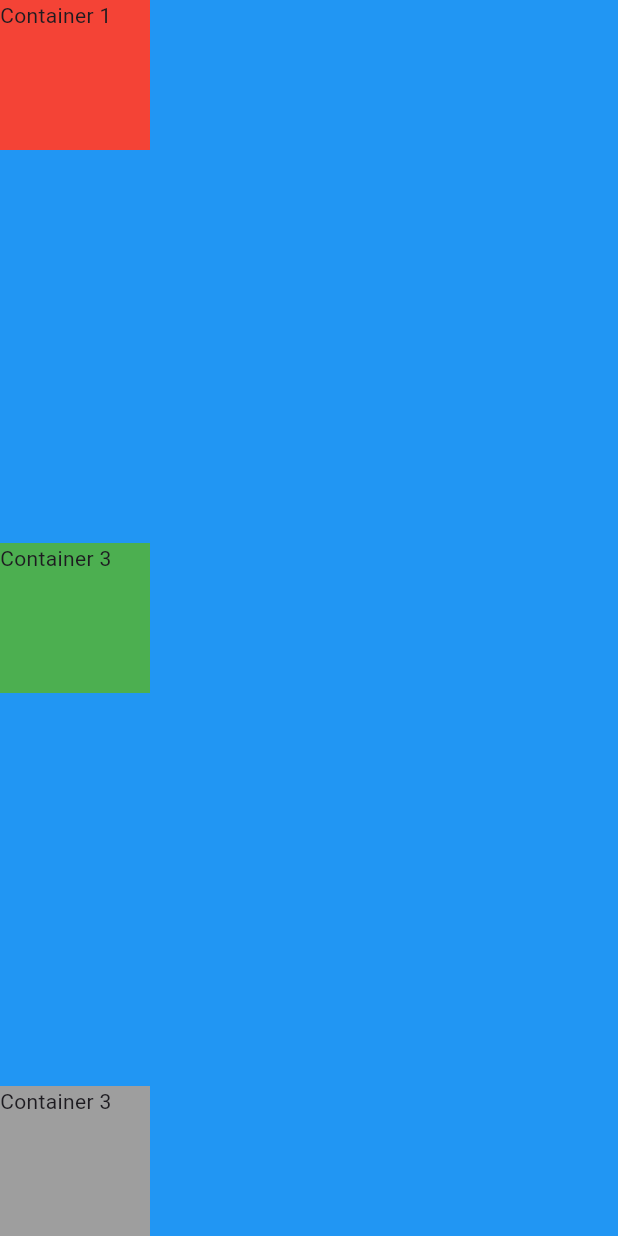
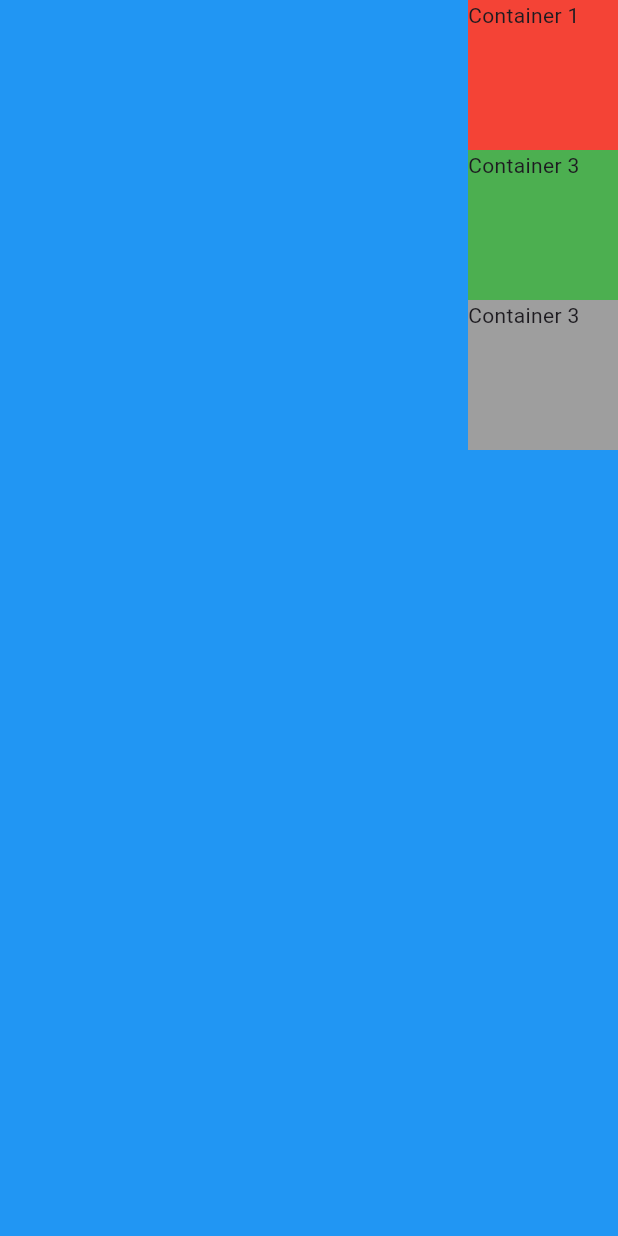
Before and after one commit to saidAbdirahman/mi_card_flutter, a Flutter app: the screen it shows after launch, on a phone screen of 412 x 824 dp. Run offline on Flutter 3.47's test engine with Material 3 defaults, Android fonts, the phone set to English and light mode, and no system bars.

Commit message:
CrossAxisAlignment it helps you to align your children to the right
Signed-off-by: saidAbirahman <saidqaaje11@gmail.com>

```diff
--- a/lib/main.dart
+++ b/lib/main.dart
@@ -23,7 +23,10 @@ class MyApp extends StatelessWidget {
             //verticalDirection: VerticalDirection.up,
 
             //it controls the main axisis of the layout default start also it has center spaceBetween and others..
-            mainAxisAlignment: MainAxisAlignment.spaceBetween,
+            //mainAxisAlignment: MainAxisAlignment.spaceBetween,
+
+            //it helps you to align your children to the right
+            crossAxisAlignment: CrossAxisAlignment.end,
             children: <Widget>[
               Container(
                 color: Colors.red,
@@ -43,6 +46,9 @@ class MyApp extends StatelessWidget {
                 height: 100.0,
                 child: Text('Container 3'),
               ),
+              Container(
+                width: double.infinity,
+              )
             ],
           ),
         ),
```
